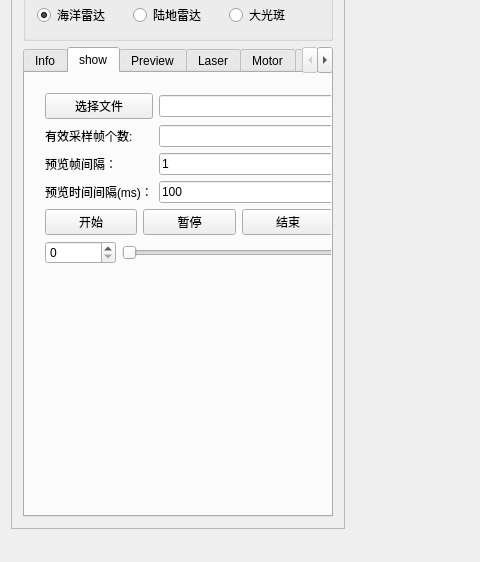
First picture: the form in ui/mainwindow.ui, repository kdurant/qt_study, before the edit; both pictures show x 0 to 480 and y 163 to 725 of the 1259 by 725 pixel window.
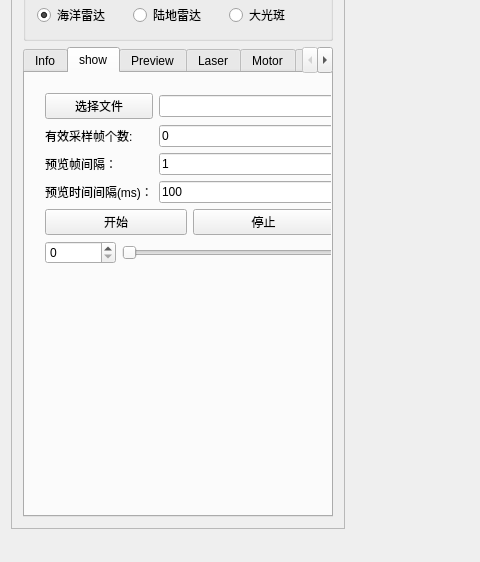
Second picture: the form after the edit. Icons and pictures are not drawn. Custom widgets are drawn as their Qt base class.

Commit message: feat: 预览运行，暂停基本逻辑

```diff
--- a/ui/mainwindow.ui
+++ b/ui/mainwindow.ui
@@ -142,7 +142,7 @@
            <attribute name="title">
             <string>show</string>
            </attribute>
-           <widget class="QWidget" name="">
+           <widget class="QWidget" name="layoutWidget">
             <property name="geometry">
              <rect>
               <x>9</x>
@@ -175,7 +175,14 @@
                 </widget>
                </item>
                <item row="1" column="1">
-                <widget class="QLineEdit" name="lineEdit_validFrameNum"/>
+                <widget class="QLineEdit" name="lineEdit_validFrameNum">
+                 <property name="text">
+                  <string>0</string>
+                 </property>
+                 <property name="readOnly">
+                  <bool>true</bool>
+                 </property>
+                </widget>
                </item>
                <item row="2" column="0">
                 <widget class="QLabel" name="label_6">
@@ -216,17 +223,10 @@
                  </property>
                 </widget>
                </item>
-               <item>
-                <widget class="QPushButton" name="btn_suspendShowWave">
-                 <property name="text">
-                  <string>暂停</string>
-                 </property>
-                </widget>
-               </item>
                <item>
                 <widget class="QPushButton" name="btn_stopShowWave">
                  <property name="text">
-                  <string>结束</string>
+                  <string>停止</string>
                  </property>
                 </widget>
                </item>
```
Left out of the diff: 9 changed lines with no effect on the pictures. The commit also changes 2 other files.
